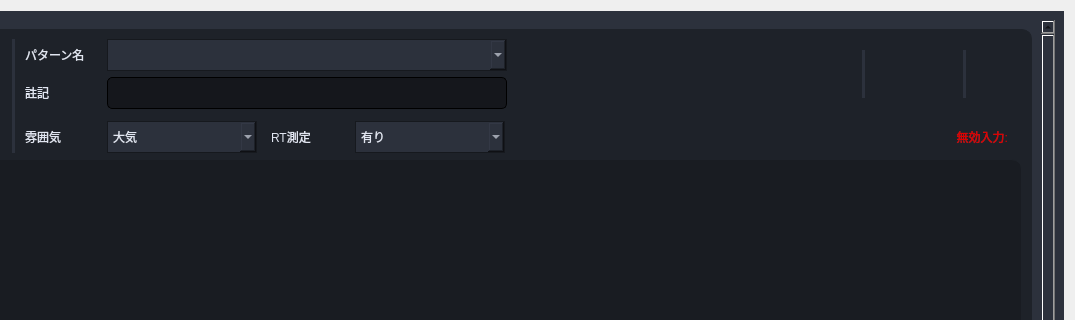
coolandy345/MS4371, file Source code/gui_main/gui/uis/pages/main_pages.ui: the form before one commit; both pictures show x 163 to 1238 and y 0 to 320 of the 1238 by 689 pixel window.
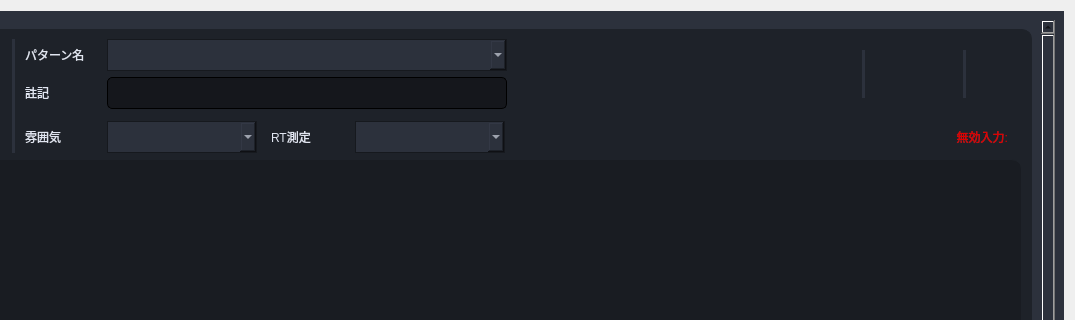
The form after the commit.

```diff
--- a/Source code/gui_main/gui/uis/pages/main_pages.ui
+++ b/Source code/gui_main/gui/uis/pages/main_pages.ui
@@ -3272,6 +3272,11 @@
 border-radius: 0px;
 padding-left:5px;</string>
                 </property>
+                <item>
+                 <property name="text">
+                  <string/>
+                 </property>
+                </item>
                 <item>
                  <property name="text">
                   <string>大気</string>
@@ -3829,8 +3834,20 @@
                 </property>
                </widget>
               </item>
-              <item row="3" column="6" colspan="2">
+              <item row="3" column="6" colspan="2" alignment="Qt::AlignRight">
                <widget class="QLabel" name="PatternErrorMessagelabel">
+                <property name="minimumSize">
+                 <size>
+                  <width>400</width>
+                  <height>0</height>
+                 </size>
+                </property>
+                <property name="maximumSize">
+                 <size>
+                  <width>400</width>
+                  <height>16777215</height>
+                 </size>
+                </property>
                 <property name="styleSheet">
                  <string notr="true">font:700 13px &quot;游ゴシック&quot;;
 color: rgb(221, 0, 0);
@@ -3868,6 +3885,11 @@
 border-radius: 0px;
 padding-left:5px;</string>
                 </property>
+                <item>
+                 <property name="text">
+                  <string/>
+                 </property>
+                </item>
                 <item>
                  <property name="text">
                   <string>有り</string>
```
Left out of the diff: 76 changed lines with no effect on the pictures.
